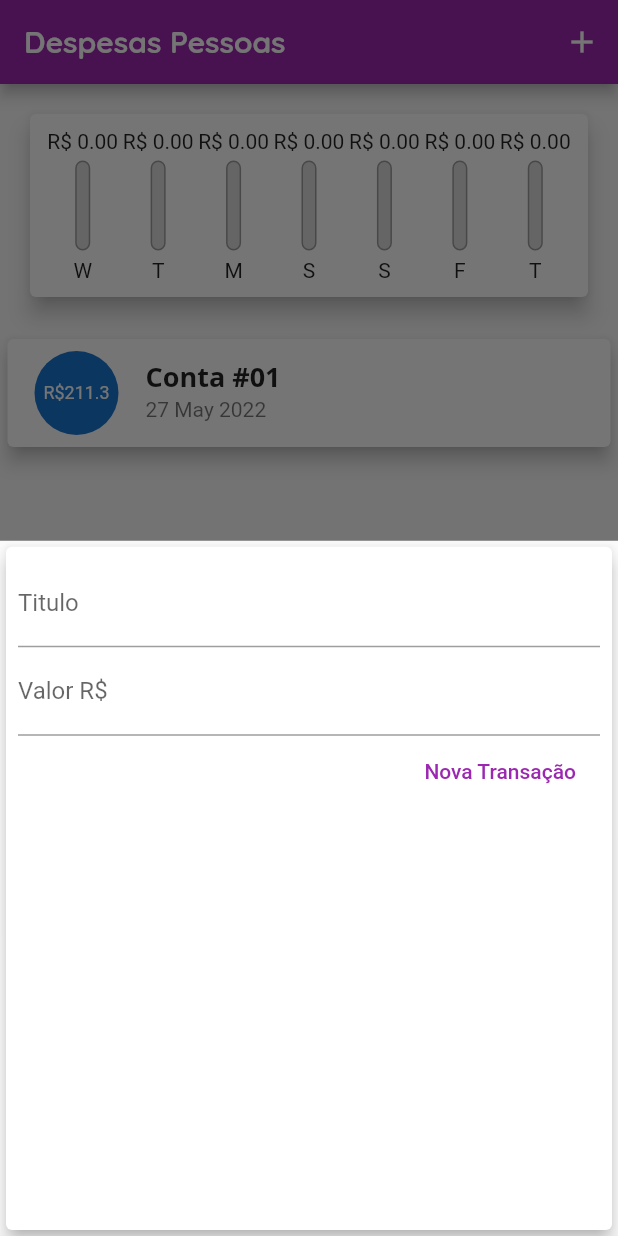
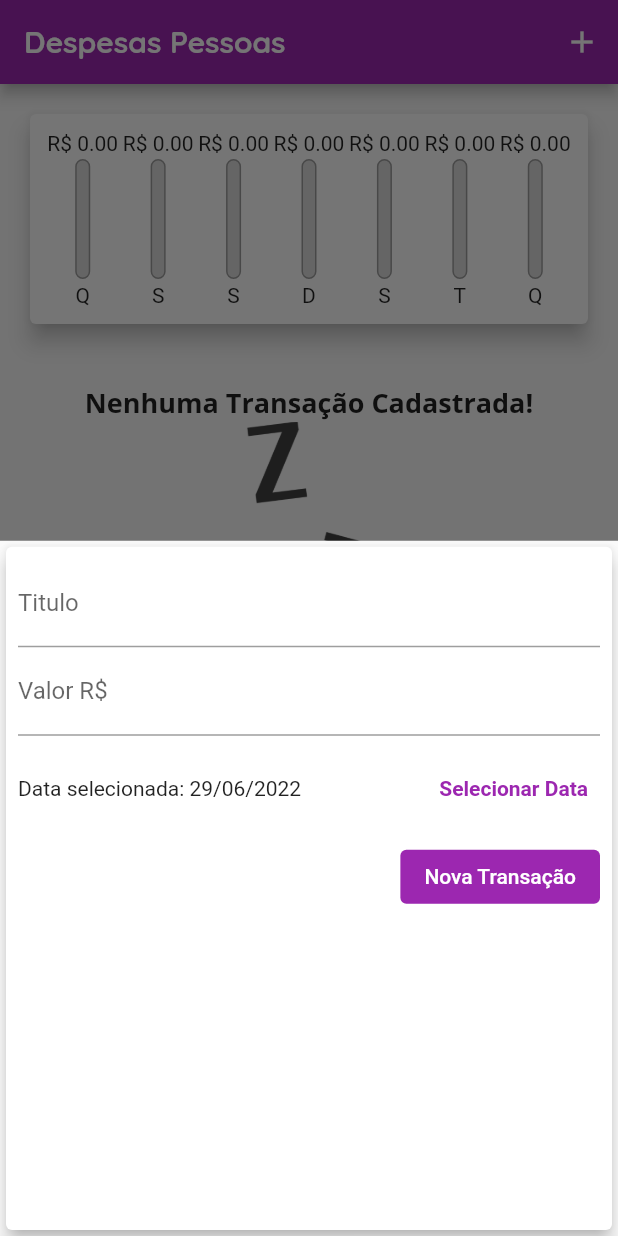
Before and after one commit to AiramCruZ/curso_flutter_cod3r, a Flutter app: the screen it shows after launch, after a tap on the "add" icon, on a phone screen of 412 x 824 dp. Run offline on Flutter 3.47's test engine with Material 2 defaults, Android fonts, the phone set to English and light mode, and no system bars; missing offline and left inert: dart:ffi.

Commit message:
ajustando chart bar

```diff
--- a/projeto_despesas_pessoais/lib/components/chart.dart
+++ b/projeto_despesas_pessoais/lib/components/chart.dart
@@ -28,17 +28,15 @@ class Chart extends StatelessWidget {
       }
 
       return {
-        'day': DateFormat.E().format(weekDay)[0],
+        'day': DateFormat('E', 'pt_Br').format(weekDay)[0].toUpperCase(),
         'value': totalSum,
       };
-    });
+    }).reversed.toList();
   }
 
   double get _weekTotalValue {
     double result = _groupedTransactions.fold(
         0.0, (sum, item) => sum + (item['value'] as double));
-
-    debugPrint('_weekTotalValue: $result');
     return result;
   }
 
@@ -56,9 +54,9 @@ class Chart extends StatelessWidget {
               child: ChartBar(
                   label: e['day'].toString(),
                   value: e['value'] as double,
-                  percentage: _weekTotalValue > 0
-                      ? (e['value'] as double) / _weekTotalValue
-                      : 0),
+                  percentage: _weekTotalValue == 0
+                      ? 0
+                      : (e['value'] as double) / _weekTotalValue),
             );
           }).toList(),
         ),
--- a/projeto_despesas_pessoais/lib/components/chart_bar.dart
+++ b/projeto_despesas_pessoais/lib/components/chart_bar.dart
@@ -14,12 +14,20 @@ class ChartBar extends StatelessWidget {
 
   @override
   Widget build(BuildContext context) {
-    return Column(
+    return SizedBox(
+      height: 120,
+      child: Column(
+        mainAxisAlignment: MainAxisAlignment.spaceAround,
         children: [
-        FittedBox(child: Text('R\$ ${value.toStringAsFixed(2)}')),
-        const SizedBox(height: 5),
-        SizedBox(
-          height: 60,
+          Flexible(
+            flex: 2,
+            child: FittedBox(
+              child: Text('R\$ ${value.toStringAsFixed(2)}'),
+            ),
+          ),
+          Flexible(
+            flex: 8,
+            child: SizedBox(
               width: 10,
               child: Stack(
                 alignment: Alignment.bottomCenter,
@@ -46,9 +54,13 @@ class ChartBar extends StatelessWidget {
                 ],
               ),
             ),
-        const SizedBox(height: 5),
-        Text(label),
+          ),
+          Flexible(
+            flex: 2,
+            child: Text(label),
+          ),
         ],
+      ),
     );
   }
 }
--- a/projeto_despesas_pessoais/lib/components/transaction_form.dart
+++ b/projeto_despesas_pessoais/lib/components/transaction_form.dart
@@ -1,26 +1,43 @@
 import 'package:flutter/material.dart';
+import 'package:intl/intl.dart';
 
 class TransactionForm extends StatefulWidget {
   const TransactionForm({Key? key, required this.onSubmit}) : super(key: key);
 
-  final Function(String, double) onSubmit;
+  final Function(String, double, DateTime) onSubmit;
 
   @override
   State<TransactionForm> createState() => _TransactionFormState();
 }
 
 class _TransactionFormState extends State<TransactionForm> {
-  final TextEditingController titleController = TextEditingController();
-
-  final TextEditingController valueController = TextEditingController();
+  final TextEditingController _titleController = TextEditingController();
+  final TextEditingController _valueController = TextEditingController();
+  DateTime _selectedDate = DateTime.now();
 
   _submitForm() {
-    final title = titleController.text;
-    final value = double.tryParse(valueController.text) ?? 0.0;
+    final title = _titleController.text;
+    final value = double.tryParse(_valueController.text) ?? 0.0;
     if (title.isEmpty || value <= 0) {
       return;
     }
-    widget.onSubmit(title, value);
+    widget.onSubmit(title, value, _selectedDate);
+  }
+
+  _showDatePicker() {
+    showDatePicker(
+      context: context,
+      initialDate: DateTime.now(),
+      firstDate: DateTime(2019),
+      lastDate: DateTime.now(),
+    ).then((value) {
+      if (value == null) {
+        return;
+      }
+      setState(() {
+        _selectedDate = value;
+      });
+    });
   }
 
   @override
@@ -32,16 +49,37 @@ class _TransactionFormState extends State<TransactionForm> {
         child: Column(
           children: [
             TextField(
-              controller: titleController,
+              controller: _titleController,
               decoration: const InputDecoration(labelText: 'Titulo'),
               onSubmitted: (_) => _submitForm(),
             ),
             TextField(
-              controller: valueController,
+              controller: _valueController,
               decoration: const InputDecoration(labelText: 'Valor R\$'),
               keyboardType:
                   const TextInputType.numberWithOptions(decimal: true),
               onSubmitted: (_) => _submitForm(),
+            ),
+            SizedBox(
+              height: 70,
+              child: Row(
+                children: [
+                  Expanded(
+                    child: Text(
+                      'Data selecionada: ${DateFormat('dd/MM/y', 'pt_Br').format(_selectedDate).toString()}',
+                    ),
+                  ),
+                  TextButton(
+                    onPressed: _showDatePicker,
+                    child: Text(
+                      "Selecionar Data",
+                      style: TextStyle(
+                          color: Theme.of(context).colorScheme.primary,
+                          fontWeight: FontWeight.bold),
+                    ),
+                  ),
+                ],
+              ),
             ),
             Row(
               mainAxisAlignment: MainAxisAlignment.end,
@@ -49,8 +87,8 @@ class _TransactionFormState extends State<TransactionForm> {
                 ElevatedButton(
                   onPressed: _submitForm,
                   style: ElevatedButton.styleFrom(
-                    primary: Colors.white,
-                    onPrimary: Colors.purple,
+                    // primary: Colors.white,
+                    // onPrimary: Theme.of(context).colorScheme.primary,
                     elevation: 0,
                   ),
                   child: const Text('Nova Transação'),
--- a/projeto_despesas_pessoais/lib/components/transaction_list.dart
+++ b/projeto_despesas_pessoais/lib/components/transaction_list.dart
@@ -3,15 +3,18 @@ import 'package:intl/intl.dart';
 import '../model/transaction.dart';
 
 class TransactionsList extends StatelessWidget {
-  const TransactionsList({Key? key, required this.transactions})
+  const TransactionsList(
+      {Key? key, required this.transactions, required this.onRemove})
       : super(key: key);
 
   final List<Transaction> transactions;
 
+  final void Function(String) onRemove;
+
   @override
   Widget build(BuildContext context) {
     return SizedBox(
-      height: 400,
+      height: 430,
       child: transactions.isEmpty
           ? Padding(
               padding: const EdgeInsets.symmetric(
@@ -61,6 +64,11 @@ class TransactionsList extends StatelessWidget {
                     subtitle: Text(
                       DateFormat('d MMM y').format(tr.date),
                     ),
+                    trailing: IconButton(
+                      icon: const Icon(Icons.delete),
+                      color: Theme.of(context).colorScheme.error,
+                      onPressed: () => onRemove(tr.id),
+                    ),
                   ),
                 );
               },
--- a/projeto_despesas_pessoais/lib/main.dart
+++ b/projeto_despesas_pessoais/lib/main.dart
@@ -1,6 +1,7 @@
 import 'dart:math';
 
 import 'package:flutter/material.dart';
+import 'package:flutter_localizations/flutter_localizations.dart';
 
 import 'components/chart.dart';
 import 'components/transaction_form.dart';
@@ -17,6 +18,12 @@ class DespesasApp extends StatelessWidget {
     final ThemeData theme = ThemeData();
 
     return MaterialApp(
+      localizationsDelegates: const [
+        GlobalMaterialLocalizations.delegate,
+        GlobalWidgetsLocalizations.delegate,
+        GlobalCupertinoLocalizations.delegate,
+      ],
+      supportedLocales: const [Locale('pt', 'BR')],
       home: const MyHomePage(),
       theme: theme.copyWith(
         colorScheme: theme.colorScheme.copyWith(
@@ -51,70 +58,21 @@ class MyHomePage extends StatefulWidget {
 }
 
 class _MyHomePageState extends State<MyHomePage> {
-  final List<Transaction> _transactions = [
-    Transaction(
-      id: Random().nextDouble().toString(),
-      title: 'Conta #01',
-      value: 211.30,
-      date: DateTime.now().subtract(const Duration(days: 33)),
-    ),
-    // Transaction(
-    //   id: Random().nextDouble().toString(),
-    //   title: 'Conta #02',
-    //   value: 200,
-    //   date: DateTime.now().subtract(const Duration(days: 2)),
-    // ),
-    // Transaction(
-    //   id: Random().nextDouble().toString(),
-    //   title: 'Conta #03',
-    //   value: 300,
-    //   date: DateTime.now().subtract(const Duration(days: 3)),
-    // ),
-    // Transaction(
-    //   id: Random().nextDouble().toString(),
-    //   title: 'Conta #04',
-    //   value: 400,
-    //   date: DateTime.now().subtract(const Duration(days: 4)),
-    // ),
-    // Transaction(
-    //   id: Random().nextDouble().toString(),
-    //   title: 'Conta #05',
-    //   value: 500,
-    //   date: DateTime.now().subtract(const Duration(days: 5)),
-    // ),
-    // Transaction(
-    //   id: Random().nextDouble().toString(),
-    //   title: 'Conta #06',
-    //   value: 600,
-    //   date: DateTime.now().subtract(const Duration(days: 6)),
-    // ),
-    // Transaction(
-    //   id: Random().nextDouble().toString(),
-    //   title: 'Conta #07',
-    //   value: 700,
-    //   date: DateTime.now().subtract(const Duration(days: 7)),
-    // ),
-    // Transaction(
-    //   id: Random().nextDouble().toString(),
-    //   title: 'Conta #08',
-    //   value: 800,
-    //   date: DateTime.now().subtract(const Duration(days: 8)),
-    // ),
-  ];
+  final List<Transaction> _transactions = [];
 
   List<Transaction> get _recentTransactions {
     return _transactions
-        .where((element) =>
-            element.date.isAfter(DateTime.now().subtract(Duration(days: 7))))
+        .where((element) => element.date
+            .isAfter(DateTime.now().subtract(const Duration(days: 7))))
         .toList();
   }
 
-  _addTransactions(String title, double value) {
+  _addTransaction(String title, double value, DateTime date) {
     final newTransaction = Transaction(
       id: Random().nextDouble().toString(),
       title: title,
       value: value,
-      date: DateTime.now(),
+      date: date,
     );
 
     setState(() {
@@ -123,11 +81,17 @@ class _MyHomePageState extends State<MyHomePage> {
     Navigator.of(context).pop();
   }
 
+  _deleteTransaction(String id) {
+    setState(() {
+      _transactions.removeWhere((element) => element.id == id);
+    });
+  }
+
   _openTransactionFormModal(BuildContext context) {
     showModalBottomSheet(
       context: context,
       builder: (_) {
-        return TransactionForm(onSubmit: _addTransactions);
+        return TransactionForm(onSubmit: _addTransaction);
       },
     );
   }
@@ -153,7 +117,10 @@ class _MyHomePageState extends State<MyHomePage> {
                 recentTransactions: _recentTransactions,
               ),
             ),
-            TransactionsList(transactions: _transactions),
+            TransactionsList(
+              transactions: _transactions,
+              onRemove: _deleteTransaction,
+            ),
           ],
         ),
       ),
--- a/projeto_despesas_pessoais/pubspec.yaml
+++ b/projeto_despesas_pessoais/pubspec.yaml
@@ -28,6 +28,8 @@ environment:
 # versions available, run `flutter pub outdated`.
 dependencies:
   flutter:
+    sdk: flutter
+  flutter_localizations:
     sdk: flutter
 
 
```
Also changed, not shown: projeto_despesas_pessoais/pubspec.lock. Lines whose indentation alone changed are shown as unchanged.
